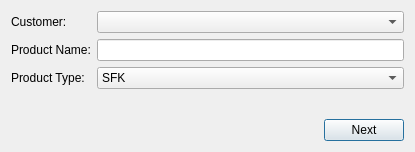
Before: the Qt Designer form megvel/erp_customers/startnewproduct.ui in eboladev/smarterp, drawn with Qt 5.
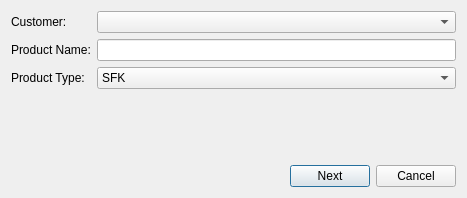
After: the same form once the commit is applied.

```diff
--- a/megvel/erp_customers/startnewproduct.ui
+++ b/megvel/erp_customers/startnewproduct.ui
@@ -6,8 +6,8 @@
    <rect>
     <x>0</x>
     <y>0</y>
-    <width>415</width>
-    <height>152</height>
+    <width>467</width>
+    <height>198</height>
    </rect>
   </property>
   <property name="windowTitle">
@@ -119,6 +119,13 @@
        </property>
       </widget>
      </item>
+     <item>
+      <widget class="QPushButton" name="pushButton">
+       <property name="text">
+        <string>Cancel</string>
+       </property>
+      </widget>
+     </item>
     </layout>
    </item>
   </layout>
```
Left out of the diff: 21 changed lines with no effect on the pictures.
